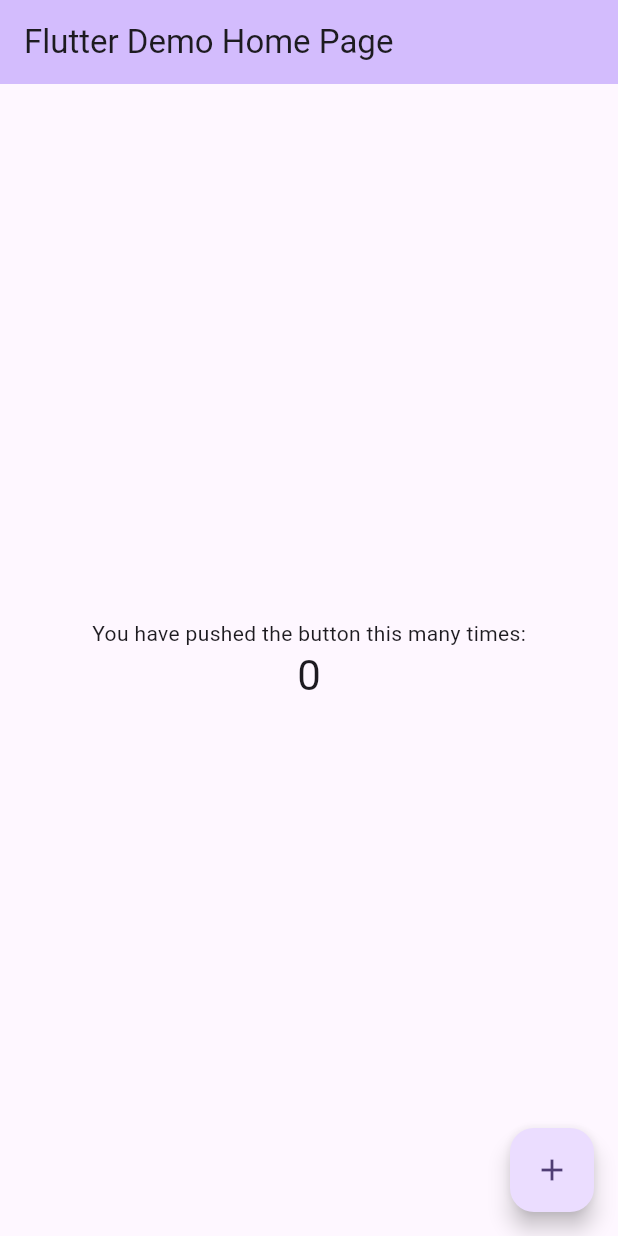
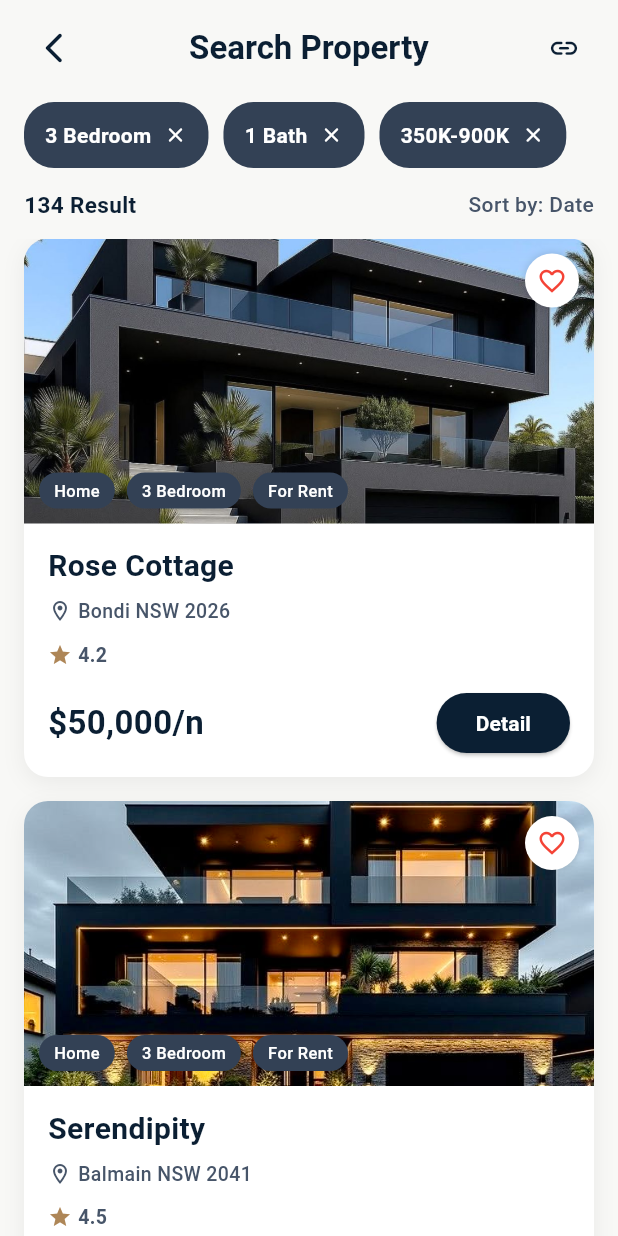
Before and after one commit to NAWAR-AL/estate_pro, a Flutter app: the screen it shows after launch, on a phone screen of 412 x 824 dp. Run offline on Flutter 3.47's test engine with Material 3 defaults, Android fonts, the phone set to English and light mode, and no system bars.

Commit message:
Add property search page and assets

```diff
--- a/lib/features/pages/search_page.dart
+++ b/lib/features/pages/search_page.dart
@@ -0,0 +1,468 @@
+import 'package:estate_pro/theme/app_colors.dart';
+import 'package:flutter/material.dart';
+
+class PropertySearchPage extends StatelessWidget {
+  const PropertySearchPage({super.key});
+
+  @override
+  Widget build(BuildContext context) {
+    return const Scaffold(
+      backgroundColor: AppColors.backgroundLight,
+      body: SafeArea(child: PropertySearchBody()),
+    );
+  }
+}
+
+class PropertySearchBody extends StatelessWidget {
+  const PropertySearchBody({super.key});
+
+  @override
+  Widget build(BuildContext context) {
+    final filters = <String>['3 Bedroom', '1 Bath', '350K-900K'];
+
+    final properties = <PropertyListing>[
+      PropertyListing(
+        title: 'Rose Cottage',
+        location: 'Bondi NSW 2026',
+        rating: '4.2',
+        price: '\$50,000/n',
+        bedrooms: '3 Bedroom',
+        imagePath: 'assets/images/1.jpg',
+      ),
+      PropertyListing(
+        title: 'Serendipity',
+        location: 'Balmain NSW 2041',
+        rating: '4.5',
+        price: '\$30,000/n',
+        bedrooms: '3 Bedroom',
+        imagePath: 'assets/images/home2.jpg',
+      ),
+      PropertyListing(
+        title: 'Willow House',
+        location: 'Surry Hills NSW 2010',
+        rating: '4.4',
+        price: '\$45,000/n',
+        bedrooms: '2 Bedroom',
+        imagePath: 'assets/images/home3.jpg',
+      ),
+      PropertyListing(
+        title: 'The Mews',
+        location: 'Paddington NSW 2021',
+        rating: '4.8',
+        price: '\$65,000/n',
+        bedrooms: '4 Bedroom',
+        imagePath: 'assets/images/home4.jpg',
+      ),
+      PropertyListing(
+        title: 'Parkview Heights',
+        location: 'Chippendale NSW 2008',
+        rating: '4.6',
+        price: '\$70,000/n',
+        bedrooms: '2 Bedroom',
+        imagePath: 'assets/images/home5.jpg',
+      ),
+    ];
+
+    return Column(
+      children: [
+        const PropertySearchHeader(),
+        const SizedBox(height: 12),
+        PropertyFilterChips(filters: filters),
+        const SizedBox(height: 14),
+        const PropertyResultsHeader(),
+        const SizedBox(height: 12),
+        Expanded(
+          child: ListView.separated(
+            padding: const EdgeInsets.fromLTRB(16, 0, 16, 16),
+            itemCount: properties.length,
+            separatorBuilder: (context, index) => const SizedBox(height: 16),
+            itemBuilder: (context, index) {
+              final property = properties[index];
+              return PropertyCard(property: property);
+            },
+          ),
+        ),
+      ],
+    );
+  }
+}
+
+class PropertySearchHeader extends StatelessWidget {
+  const PropertySearchHeader({super.key});
+
+  @override
+  Widget build(BuildContext context) {
+    return Padding(
+      padding: const EdgeInsets.fromLTRB(12, 8, 12, 0),
+      child: Row(
+        children: [
+          IconButton(
+            onPressed: () {
+              if (Navigator.of(context).canPop()) {
+                Navigator.of(context).pop();
+              }
+            },
+            icon: const Icon(Icons.arrow_back_ios_new_rounded, size: 24),
+            color: AppColors.primary,
+          ),
+          Expanded(
+            child: Align(
+              alignment: Alignment.center,
+              child: Text(
+                'Search Property',
+                style:
+                    Theme.of(context).textTheme.titleLarge?.copyWith(
+                      fontSize: 22,
+                      fontWeight: FontWeight.w700,
+                      color: AppColors.primary,
+                    ) ??
+                    const TextStyle(
+                      fontSize: 22,
+                      fontWeight: FontWeight.w700,
+                      color: AppColors.primary,
+                    ),
+              ),
+            ),
+          ),
+          IconButton(
+            onPressed: () {},
+            icon: const Icon(Icons.link_rounded, size: 21),
+            color: AppColors.primary,
+          ),
+        ],
+      ),
+    );
+  }
+}
+
+class PropertyFilterChips extends StatelessWidget {
+  final List<String> filters;
+
+  const PropertyFilterChips({super.key, required this.filters});
+
+  @override
+  Widget build(BuildContext context) {
+    return SizedBox(
+      height: 44,
+      child: ListView.separated(
+        padding: const EdgeInsets.symmetric(horizontal: 16),
+        scrollDirection: Axis.horizontal,
+        itemCount: filters.length,
+        separatorBuilder: (context, index) => const SizedBox(width: 10),
+        itemBuilder: (context, index) {
+          final filter = filters[index];
+          return FilterChipWidget(label: filter);
+        },
+      ),
+    );
+  }
+}
+
+class FilterChipWidget extends StatelessWidget {
+  final String label;
+
+  const FilterChipWidget({super.key, required this.label});
+
+  @override
+  Widget build(BuildContext context) {
+    return Container(
+      height: 40,
+      padding: const EdgeInsets.symmetric(horizontal: 14),
+      decoration: BoxDecoration(
+        color: AppColors.secondary,
+        borderRadius: BorderRadius.circular(20),
+      ),
+      child: Row(
+        mainAxisSize: MainAxisSize.min,
+        children: [
+          Text(
+            label,
+            style: const TextStyle(
+              color: AppColors.white,
+              fontSize: 14,
+              fontWeight: FontWeight.w600,
+            ),
+          ),
+          const SizedBox(width: 8),
+          const Icon(Icons.close_rounded, size: 16, color: AppColors.white),
+        ],
+      ),
+    );
+  }
+}
+
+class PropertyResultsHeader extends StatelessWidget {
+  const PropertyResultsHeader({super.key});
+
+  @override
+  Widget build(BuildContext context) {
+    return Padding(
+      padding: const EdgeInsets.symmetric(horizontal: 16),
+      child: Row(
+        children: [
+          const Expanded(
+            child: Text(
+              '134 Result',
+              style: TextStyle(
+                color: AppColors.primary,
+                fontSize: 15,
+                fontWeight: FontWeight.w600,
+              ),
+            ),
+          ),
+          Text(
+            'Sort by: Date',
+            style:
+                Theme.of(context).textTheme.bodyMedium?.copyWith(
+                  color: AppColors.darkLight,
+                  fontWeight: FontWeight.w500,
+                  fontSize: 14,
+                ) ??
+                const TextStyle(
+                  color: AppColors.darkLight,
+                  fontWeight: FontWeight.w500,
+                  fontSize: 14,
+                ),
+          ),
+        ],
+      ),
+    );
+  }
+}
+
+class PropertyListing {
+  final String title;
+  final String location;
+  final String rating;
+  final String price;
+  final String bedrooms;
+  final String imagePath;
+
+  PropertyListing({
+    required this.title,
+    required this.location,
+    required this.rating,
+    required this.price,
+    required this.bedrooms,
+    required this.imagePath,
+  });
+}
+
+class PropertyCard extends StatelessWidget {
+  final PropertyListing property;
+
+  const PropertyCard({super.key, required this.property});
+
+  @override
+  Widget build(BuildContext context) {
+    return Container(
+      decoration: BoxDecoration(
+        color: AppColors.white,
+        borderRadius: BorderRadius.circular(16),
+        boxShadow: [
+          BoxShadow(
+            color: Colors.black.withValues(alpha: 0.06),
+            blurRadius: 12,
+            offset: const Offset(0, 4),
+          ),
+        ],
+      ),
+      child: Column(
+        crossAxisAlignment: CrossAxisAlignment.start,
+        children: [
+          SizedBox(
+            height: 190,
+            child: Stack(
+              children: [
+                Positioned.fill(
+                  child: ClipRRect(
+                    borderRadius: const BorderRadius.only(
+                      topLeft: Radius.circular(16),
+                      topRight: Radius.circular(16),
+                    ),
+                    child: Image.asset(
+                      property.imagePath,
+                      fit: BoxFit.cover,
+                      errorBuilder: (context, error, stackTrace) {
+                        return const PropertyImagePlaceholder();
+                      },
+                    ),
+                  ),
+                ),
+                Positioned(
+                  left: 10,
+                  bottom: 10,
+                  child: Row(
+                    children: [
+                      _ImageOverlayChip(label: 'Home'),
+                      const SizedBox(width: 8),
+                      _ImageOverlayChip(label: property.bedrooms),
+                      const SizedBox(width: 8),
+                      _ImageOverlayChip(label: 'For Rent'),
+                    ],
+                  ),
+                ),
+                Positioned(
+                  top: 10,
+                  right: 10,
+                  child: Container(
+                    decoration: BoxDecoration(
+                      color: AppColors.white,
+                      shape: BoxShape.circle,
+                      boxShadow: [
+                        BoxShadow(
+                          color: Colors.black.withValues(alpha: 0.15),
+                          blurRadius: 4,
+                        ),
+                      ],
+                    ),
+                    child: const Padding(
+                      padding: EdgeInsets.all(8.0),
+                      child: Icon(
+                        Icons.favorite_border,
+                        size: 20,
+                        color: AppColors.error,
+                      ),
+                    ),
+                  ),
+                ),
+              ],
+            ),
+          ),
+          Padding(
+            padding: const EdgeInsets.fromLTRB(16, 14, 16, 12),
+            child: Column(
+              crossAxisAlignment: CrossAxisAlignment.start,
+              children: [
+                Text(
+                  property.title,
+                  style: const TextStyle(
+                    color: AppColors.primary,
+                    fontSize: 20,
+                    fontWeight: FontWeight.w700,
+                  ),
+                ),
+                const SizedBox(height: 6),
+                Row(
+                  children: [
+                    const Icon(
+                      Icons.location_on_outlined,
+                      size: 16,
+                      color: AppColors.darkLight,
+                    ),
+                    const SizedBox(width: 4),
+                    Expanded(
+                      child: Text(
+                        property.location,
+                        style: const TextStyle(
+                          color: AppColors.darkLight,
+                          fontSize: 13,
+                          fontWeight: FontWeight.w500,
+                        ),
+                      ),
+                    ),
+                  ],
+                ),
+                const SizedBox(height: 10),
+                Row(
+                  children: [
+                    const Icon(Icons.star, size: 16, color: AppColors.gold),
+                    const SizedBox(width: 4),
+                    Text(
+                      property.rating,
+                      style: const TextStyle(
+                        color: AppColors.darkLight,
+                        fontSize: 13,
+                        fontWeight: FontWeight.w700,
+                      ),
+                    ),
+                  ],
+                ),
+                const SizedBox(height: 12),
+                Row(
+                  children: [
+                    Text(
+                      property.price,
+                      style: const TextStyle(
+                        color: AppColors.primary,
+                        fontSize: 22,
+                        fontWeight: FontWeight.w700,
+                      ),
+                    ),
+                    const Spacer(),
+                    ElevatedButton(
+                      onPressed: () {},
+                      style: ElevatedButton.styleFrom(
+                        backgroundColor: AppColors.primary,
+                        foregroundColor: AppColors.white,
+                        padding: const EdgeInsets.symmetric(
+                          horizontal: 26,
+                          vertical: 10,
+                        ),
+                        shape: RoundedRectangleBorder(
+                          borderRadius: BorderRadius.circular(24),
+                        ),
+                      ),
+                      child: const Text(
+                        'Detail',
+                        style: TextStyle(
+                          fontSize: 14,
+                          fontWeight: FontWeight.w700,
+                        ),
+                      ),
+                    ),
+                  ],
+                ),
+              ],
+            ),
+          ),
+        ],
+      ),
+    );
+  }
+}
+
+class PropertyImagePlaceholder extends StatelessWidget {
+  const PropertyImagePlaceholder({super.key});
+
+  @override
+  Widget build(BuildContext context) {
+    return Container(
+      decoration: const BoxDecoration(
+        gradient: LinearGradient(
+          begin: Alignment.topLeft,
+          end: Alignment.bottomRight,
+          colors: [AppColors.secondary, AppColors.primary],
+        ),
+      ),
+      child: const Center(
+        child: Icon(Icons.home_outlined, size: 56, color: AppColors.white),
+      ),
+    );
+  }
+}
+
+class _ImageOverlayChip extends StatelessWidget {
+  final String label;
+
+  const _ImageOverlayChip({required this.label});
+
+  @override
+  Widget build(BuildContext context) {
+    return Container(
+      padding: const EdgeInsets.symmetric(horizontal: 10, vertical: 4),
+      decoration: BoxDecoration(
+        color: AppColors.secondary,
+        borderRadius: BorderRadius.circular(12),
+      ),
+      child: Text(
+        label,
+        style: const TextStyle(
+          color: AppColors.white,
+          fontSize: 11,
+          fontWeight: FontWeight.w500,
+        ),
+      ),
+    );
+  }
+}
--- a/lib/main.dart
+++ b/lib/main.dart
@@ -1,3 +1,5 @@
+import 'package:estate_pro/features/pages/search_page.dart';
+import 'package:estate_pro/theme/app_colors.dart';
 import 'package:flutter/material.dart';
 
 void main() {
@@ -10,64 +12,12 @@ class MyApp extends StatelessWidget {
   @override
   Widget build(BuildContext context) {
     return MaterialApp(
-      title: 'Flutter Demo',
+      debugShowCheckedModeBanner: false,
+      title: 'Estate Pro',
       theme: ThemeData(
-
-        colorScheme: .fromSeed(seedColor: Colors.deepPurple),
+        colorScheme: ColorScheme.fromSeed(seedColor: AppColors.primary),
       ),
-      home: const MyHomePage(title: 'Flutter Demo Home Page'),
+      home: const PropertySearchPage(),
     );
   }
 }
-
-class MyHomePage extends StatefulWidget {
-  const MyHomePage({super.key, required this.title});
-
-  final String title;
-
-  @override
-  State<MyHomePage> createState() => _MyHomePageState();
-}
-
-class _MyHomePageState extends State<MyHomePage> {
-  int _counter = 0;
-
-  void _incrementCounter() {
-    setState(() {
-
-      _counter++;
-    });
-  }
-
-  @override
-  Widget build(BuildContext context) {
-
-    return Scaffold(
-      appBar: AppBar(
-
-        backgroundColor: Theme.of(context).colorScheme.inversePrimary,
-
-        title: Text(widget.title),
-      ),
-      body: Center(
-
-        child: Column(
-
-          mainAxisAlignment: .center,
-          children: [
-            const Text('You have pushed the button this many times:'),
-            Text(
-              '$_counter',
-              style: Theme.of(context).textTheme.headlineMedium,
-            ),
-          ],
-        ),
-      ),
-      floatingActionButton: FloatingActionButton(
-        onPressed: _incrementCounter,
-        tooltip: 'Increment',
-        child: const Icon(Icons.add),
-      ),
-    );
-  }
-}
```
Also changed, not shown: pubspec.yaml (+9 -0 lines), assets/images/1.jpg (added), assets/images/home2.jpg (added), assets/images/home3.jpg (added), assets/images/home4.jpg (added), assets/images/home5.jpg (added), 2 other files.
